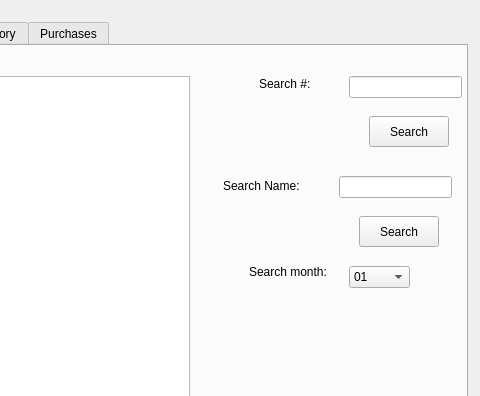
Qt form QtCuties-BulkClubProject/menu.ui (NicholasHuCS1C/Bulk-Club-CS1C) before a commit; both pictures show x 323 to 803 and y 0 to 396 of the 803 by 593 pixel window.
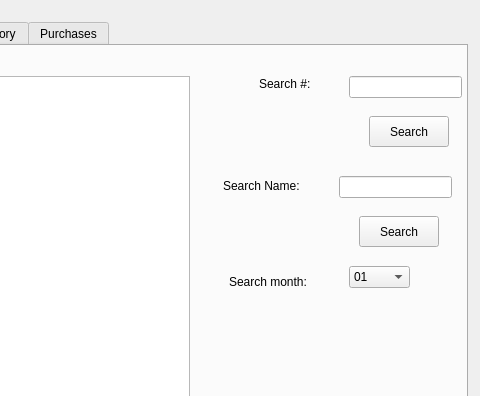
The same form after that commit. The open tabs and pages were chosen to show the change.

The edit to the form file:
```diff
--- a/QtCuties-BulkClubProject/menu.ui
+++ b/QtCuties-BulkClubProject/menu.ui
@@ -350,9 +350,9 @@
      <widget class="QLabel" name="label">
       <property name="geometry">
        <rect>
-        <x>560</x>
-        <y>210</y>
-        <width>81</width>
+        <x>540</x>
+        <y>220</y>
+        <width>101</width>
         <height>31</height>
        </rect>
       </property>
@@ -414,12 +414,12 @@
        <rect>
         <x>534</x>
         <y>130</y>
-        <width>81</width>
+        <width>91</width>
         <height>20</height>
        </rect>
       </property>
       <property name="text">
-       <string>Search Name:</string>
+       <string>Search Name: </string>
       </property>
      </widget>
      <widget class="QLineEdit" name="lineEditSearchName">
```
Left out of the diff: 2 changed lines with no effect on the pictures.
